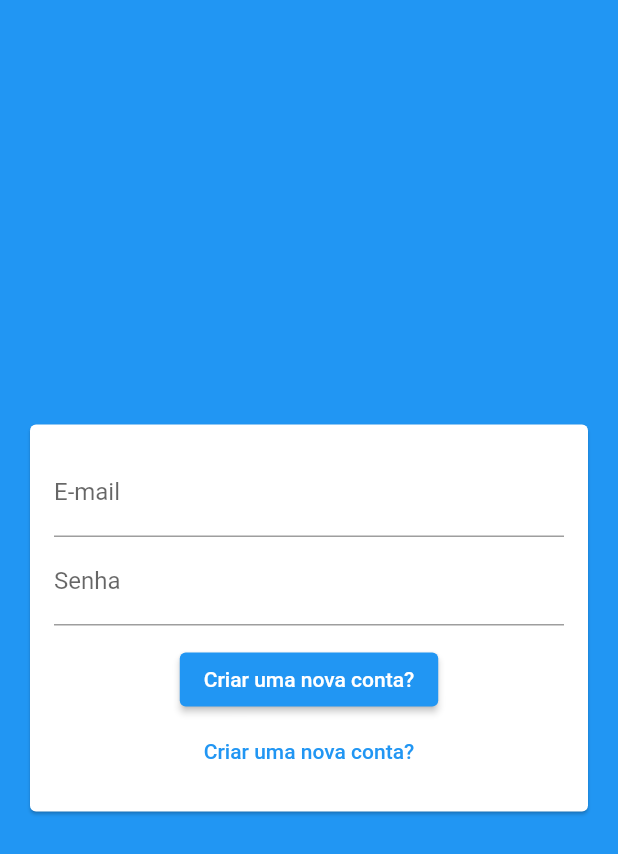
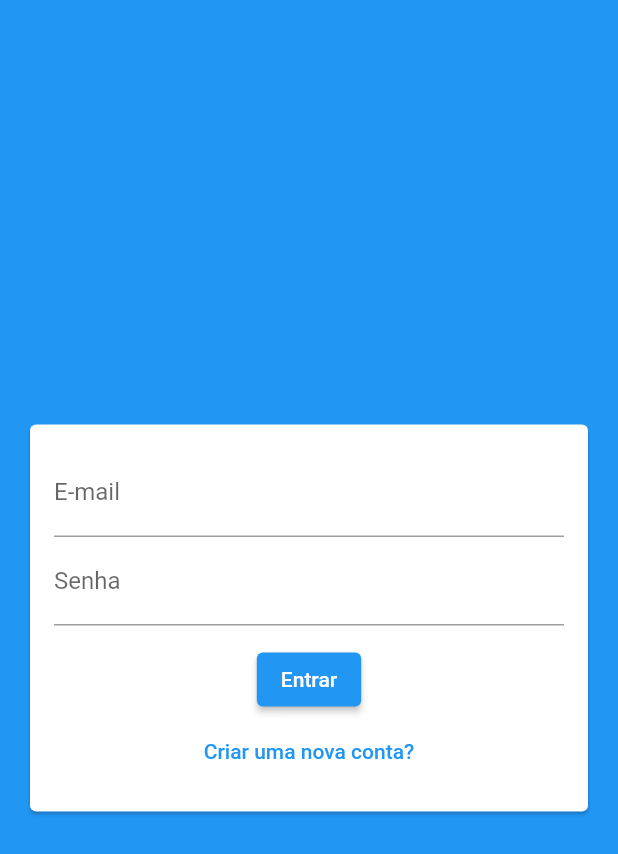
Before and after one commit to saulogusmao/proj_chat, a Flutter app: the screen it shows after launch, on a phone screen of 412 x 824 dp. Shown: the top 854 px of the screen. Run offline on Flutter 3.47's test engine with Material 2 defaults, Android fonts, the phone set to English and light mode, and no system bars.

Commit message:
Auth Page

```diff
--- a/lib/components/auth_form.dart
+++ b/lib/components/auth_form.dart
@@ -5,7 +5,9 @@ import 'package:flutter/src/widgets/framework.dart';
 import 'package:proj_chat/models/auth_form_data.dart';
 
 class AuthForm extends StatefulWidget {
-  const AuthForm({super.key});
+  final void Function(AuthFormData) onSubmit;
+
+  const AuthForm({required this.onSubmit, super.key});
 
   @override
   State<AuthForm> createState() => _AuthFormState();
@@ -18,6 +20,8 @@ class _AuthFormState extends State<AuthForm> {
   void _submit() {
     final isValid = _formKey.currentState?.validate() ?? false;
     if (!isValid) return;
+
+    widget.onSubmit(_formData);
   }
 
   @override
@@ -37,8 +41,8 @@ class _AuthFormState extends State<AuthForm> {
                   onChanged: (name) =>
                       _formData.name = name, //para guardar o valor
                   decoration: InputDecoration(labelText: 'Nome'),
-                  validator: (_name) {
-                    final name = _name ?? '';
+                  validator: (localName) {
+                    final name = localName ?? '';
                     if (name.trim().length < 5) {
                       //'trim' é referente ao espaço em branco
                       return 'Nome deve ter no mínimo 5 caracteres.';
@@ -51,8 +55,8 @@ class _AuthFormState extends State<AuthForm> {
                 initialValue: _formData.email,
                 onChanged: (email) => _formData.email = email,
                 decoration: InputDecoration(labelText: 'E-mail'),
-                validator: (_email) {
-                  final email = _email ?? '';
+                validator: (localEmail) {
+                  final email = localEmail ?? '';
                   if (!email.contains('@')) {
                     return 'E-mail informado não é válido';
                   }
@@ -65,8 +69,8 @@ class _AuthFormState extends State<AuthForm> {
                 onChanged: (password) => _formData.password = password,
                 obscureText: true,
                 decoration: InputDecoration(labelText: 'Senha'),
-                validator: (_password) {
-                  final password = _password ?? '';
+                validator: (localPassword) {
+                  final password = localPassword ?? '';
                   if (password.length < 6) {
                     return 'Senha deve ter no mínimo 6 caracteres.';
                   }
@@ -76,9 +80,7 @@ class _AuthFormState extends State<AuthForm> {
               SizedBox(height: 12),
               ElevatedButton(
                 onPressed: _submit,
-                child: Text(_formData.isLogin
-                    ? 'Criar uma nova conta?'
-                    : 'Já possui conta?'),
+                child: Text(_formData.isLogin ? 'Entrar' : 'Cadastrar'),
               ),
               TextButton(
                 onPressed: () {
--- a/lib/pages/auth_page.dart
+++ b/lib/pages/auth_page.dart
@@ -2,18 +2,54 @@ import 'package:flutter/material.dart';
 import 'package:flutter/src/widgets/container.dart';
 import 'package:flutter/src/widgets/framework.dart';
 import 'package:proj_chat/components/auth_form.dart';
+import 'package:proj_chat/models/auth_form_data.dart';
 
-class AuthPage extends StatelessWidget {
+class AuthPage extends StatefulWidget {
+  //'stafeful' devido ao 'mode login'
   const AuthPage({super.key});
+
+  @override
+  State<AuthPage> createState() => _AuthPageState();
+}
+
+class _AuthPageState extends State<AuthPage> {
+  bool _isLoading = false;
+
+  void _handleSubmit(AuthFormData formData) {
+    setState(() {
+      _isLoading = true;
+    });
+    print('AuthPage...');
+    print(formData.email);
+
+    setState(() {
+      _isLoading = false;
+    });
+  }
 
   @override
   Widget build(BuildContext context) {
     return Scaffold(
       backgroundColor: Theme.of(context).primaryColor,
-      body: Center(
-        child: SingleChildScrollView(
-          child: AuthForm(),
-        ),
+      body: Stack(
+        children: [
+          Center(
+            child: SingleChildScrollView(
+              child: AuthForm(
+                onSubmit: _handleSubmit,
+              ),
+            ),
+          ),
+          if (_isLoading)
+            Container(
+              decoration: BoxDecoration(
+                color: Color.fromRGBO(0, 0, 0, 0.5),
+              ),
+              child: Center(
+                child: CircularProgressIndicator(),
+              ),
+            ),
+        ],
       ),
     );
   }
```
